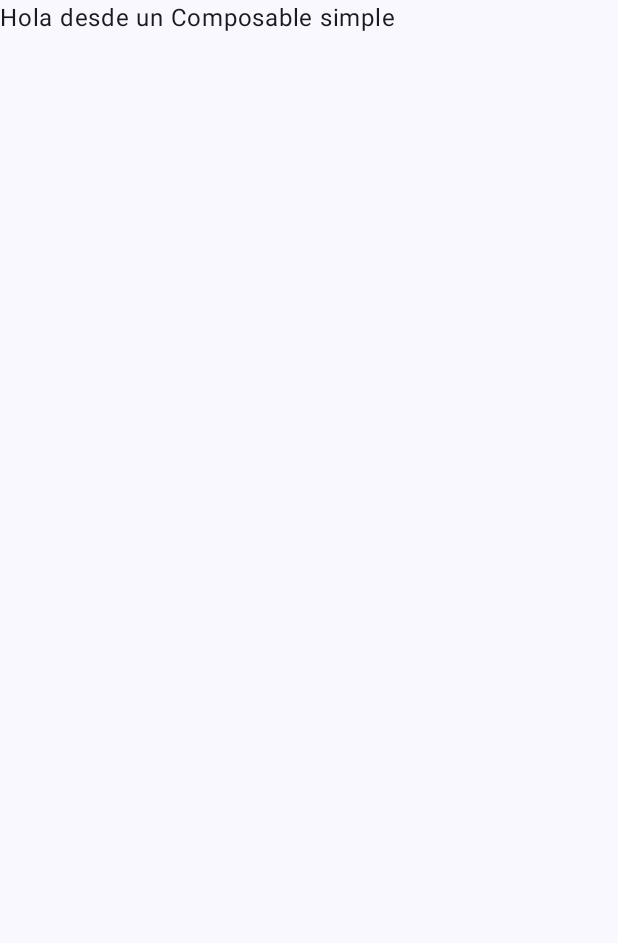
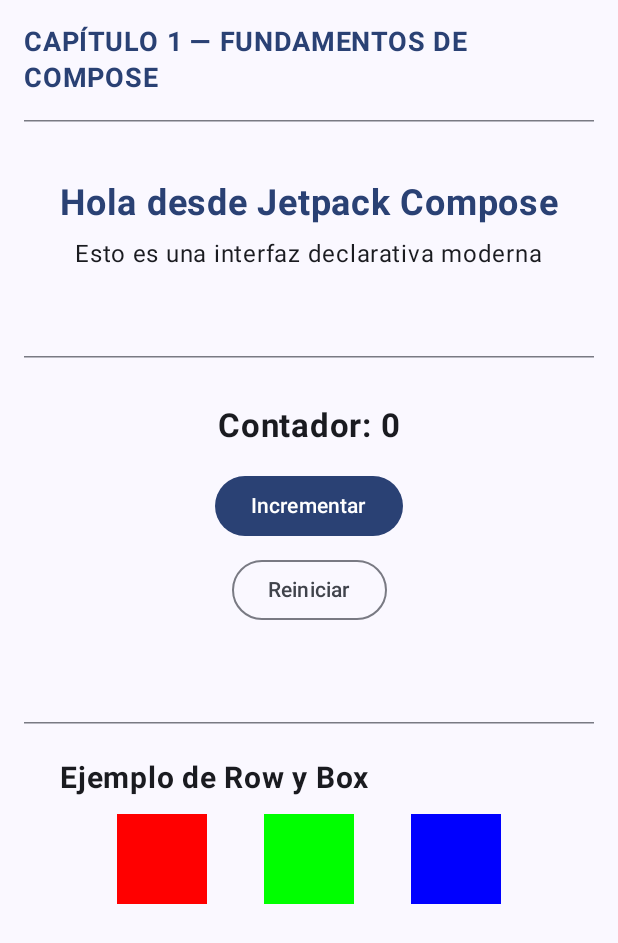
Before and after one commit to EdwardNavarroAs/Kotlin, an Android app built with Jetpack Compose: the screen it shows after launch (MainActivity), on a phone screen of 412 x 824 dp. Shown: the top 943 px of the screen. Run offline under Robolectric (Android 15) with nearby library versions, the phone set to English and light mode, and no system bars.

Commit message:
Capitulo 5 Jetpack Compose: Fundamentos

```diff
--- /dev/null
+++ b/05_jetpack_compose/app/src/main/java/com/example/jetpackcompose/Capitulo1_Fundamentos.kt
@@ -0,0 +1,251 @@
+package com.example.jetpackcompose
+
+/*
+────────────────────────────────────────────────────────────
+CAPÍTULO 1 — FUNDAMENTOS DE JETPACK COMPOSE
+────────────────────────────────────────────────────────────
+
+OBJETIVO DEL CAPÍTULO
+──────────────────────
+Comprender los conceptos base para crear interfaces declarativas en Android:
+✔ Cómo estructurar una UI usando funciones @Composable.
+✔ Uso de Column, Row, Box y Spacer.
+✔ Cómo aplicar modificadores (Modifier).
+✔ Cómo manejar estados reactivos (remember, mutableStateOf).
+✔ Creación de botones e interacción básica.
+✔ Vista previa (@Preview) y renderizado directo en el editor.
+
+────────────────────────────────────────────────────────────
+CONCEPTO CENTRAL: UI DECLARATIVA
+────────────────────────────────────────────────────────────
+En Jetpack Compose **no se dibuja la UI paso a paso** como en XML.
+En su lugar, se declara **qué debe mostrarse** según el estado actual.
+Cuando el estado cambia, Compose “recompone” automáticamente
+solo las partes necesarias, manteniendo la interfaz sincronizada.
+
+────────────────────────────────────────────────────────────
+ESTRUCTURA DE ESTE ARCHIVO
+────────────────────────────────────────────────────────────
+1) Introducción a Column, Row, Spacer.
+2) Uso de Text y Button.
+3) Ejemplo práctico de interacción (contador).
+4) Ejemplo visual con colores y paddings.
+────────────────────────────────────────────────────────────
+*/
+
+import androidx.compose.foundation.background
+import androidx.compose.foundation.layout.*
+import androidx.compose.material3.*
+import androidx.compose.runtime.*
+import androidx.compose.ui.Alignment
+import androidx.compose.ui.Modifier
+import androidx.compose.ui.graphics.Color
+import androidx.compose.ui.text.font.FontWeight
+import androidx.compose.ui.tooling.preview.Preview
+import androidx.compose.ui.unit.dp
+import androidx.compose.ui.unit.sp
+import com.example.jetpackcompose.ui.theme.JetpackComposeTheme
+
+/*
+────────────────────────────────────────────────────────────
+SECCIÓN 1 — ESTRUCTURA BÁSICA CON COLUMN Y TEXT
+────────────────────────────────────────────────────────────
+`Column` es el equivalente moderno a un LinearLayout vertical.
+Permite apilar elementos de arriba a abajo.
+
+    NOTA IMPORTANTE:
+    -`fillMaxSize()`, ocupa toda la pantalla.
+    - `fillMaxWidth()` → ocupa todo el ancho disponible.
+    - `wrapContentHeight()` → solo usa la altura que necesite.
+────────────────────────────────────────────────────────────
+*/
+@Composable
+fun SeccionColumnBasica() {
+    Column(
+        modifier = Modifier
+            .fillMaxWidth()
+            .wrapContentHeight()
+            .padding(24.dp),
+        verticalArrangement = Arrangement.Center, // Centra el contenido verticalmente
+        horizontalAlignment = Alignment.CenterHorizontally // Centra el contenido horizontalmente
+    ) {
+        Text(
+            text = "Hola desde Jetpack Compose",
+            fontSize = 24.sp,
+            fontWeight = FontWeight.Bold,
+            color = MaterialTheme.colorScheme.primary
+        )
+        Spacer(modifier = Modifier.height(8.dp)) // Espacio vertical
+        Text(
+            text = "Esto es una interfaz declarativa moderna",
+            fontSize = 16.sp
+        )
+    }
+}
+
+/*
+────────────────────────────────────────────────────────────
+SECCIÓN 2 — INTERACTIVIDAD CON ESTADOS
+────────────────────────────────────────────────────────────
+En Compose, los valores que cambian en tiempo real se controlan
+con “estados” reactivos. Estos se crean con:
+    remember { mutableStateOf(valorInicial) }
+
+Cuando el valor cambia, Compose detecta el cambio y **recompone**
+automáticamente las partes de la UI que dependen de ese estado.
+
+Esto elimina la necesidad de usar métodos como `findViewById` o
+`setText()`; Compose se encarga de actualizar la interfaz.
+────────────────────────────────────────────────────────────
+*/
+@Composable
+fun SeccionContadorInteractivo() {
+    // Declaramos un estado: "contador" con valor inicial 0.
+    var contador by remember { mutableStateOf(0) }
+
+    Column(
+        modifier = Modifier
+            .fillMaxWidth()
+            .padding(32.dp),
+        horizontalAlignment = Alignment.CenterHorizontally
+    ) {
+        Text(
+            text = "Contador: $contador",
+            fontSize = 22.sp,
+            fontWeight = FontWeight.Bold
+        )
+
+        Spacer(modifier = Modifier.height(16.dp))
+
+        // Botón para incrementar el contador
+        Button(onClick = { contador++ }) {
+            Text(text = "Incrementar")
+        }
+
+        Spacer(modifier = Modifier.height(8.dp))
+
+        // Botón para reiniciar el contador
+        OutlinedButton(onClick = { contador = 0 }) {
+            Text(text = "Reiniciar")
+        }
+    }
+}
+
+/*
+────────────────────────────────────────────────────────────
+SECCIÓN 3 — USO DE ROW Y BOX
+────────────────────────────────────────────────────────────
+`Row` organiza elementos de izquierda a derecha.
+`Box` es un contenedor simple que puede apilar o superponer
+otros elementos (equivalente moderno a FrameLayout en XML).
+
+Usaremos tres cajas (Box) de colores diferentes dentro de una Row.
+────────────────────────────────────────────────────────────
+*/
+@Composable
+fun SeccionRowYBox() {
+    Column(
+        modifier = Modifier
+            .fillMaxWidth()
+            .padding(24.dp)
+    ) {
+        Text(
+            text = "Ejemplo de Row y Box",
+            fontSize = 20.sp,
+            fontWeight = FontWeight.Bold
+        )
+        Spacer(modifier = Modifier.height(12.dp))
+
+        Row(
+            modifier = Modifier.fillMaxWidth(),
+            horizontalArrangement = Arrangement.SpaceEvenly // Distribuye las cajas equitativamente
+        ) {
+            Box(
+                modifier = Modifier
+                    .size(60.dp)
+                    .background(Color.Red)
+            )
+            Box(
+                modifier = Modifier
+                    .size(60.dp)
+                    .background(Color.Green)
+            )
+            Box(
+                modifier = Modifier
+                    .size(60.dp)
+                    .background(Color.Blue)
+            )
+        }
+    }
+}
+
+/*
+────────────────────────────────────────────────────────────
+SECCIÓN 4 — PANTALLA COMPLETA DEL CAPÍTULO 1
+────────────────────────────────────────────────────────────
+Aquí combinamos todas las secciones anteriores para crear una
+pantalla educativa y demostrativa de los conceptos base.
+
+Cada sección está separada por un `HorizontalDivider` para
+una mejor lectura visual.
+
+Más adelante, en capítulos siguientes, aprenderemos a convertir
+esta columna en una vista desplazable (scrollable).
+────────────────────────────────────────────────────────────
+*/
+@Composable
+fun Capitulo1_Fundamentos() {
+    Surface(
+        modifier = Modifier.fillMaxSize(),
+        color = MaterialTheme.colorScheme.background
+    ) {
+        Column(
+            modifier = Modifier
+                .fillMaxSize()
+                .padding(16.dp)
+        ) {
+            Text(
+                text = "CAPÍTULO 1 — FUNDAMENTOS DE COMPOSE",
+                fontSize = 18.sp,
+                fontWeight = FontWeight.Bold,
+                color = MaterialTheme.colorScheme.primary
+            )
+
+            Spacer(modifier = Modifier.height(16.dp))
+            HorizontalDivider(thickness = 1.dp)
+
+            // Sección 1: Texto básico
+            Spacer(modifier = Modifier.height(16.dp))
+            SeccionColumnBasica()
+
+            // Sección 2: Interactividad
+            Spacer(modifier = Modifier.height(32.dp))
+            HorizontalDivider(thickness = 1.dp)
+            SeccionContadorInteractivo()
+
+            // Sección 3: Ejemplo visual con colores
+            Spacer(modifier = Modifier.height(32.dp))
+            HorizontalDivider(thickness = 1.dp)
+            SeccionRowYBox()
+        }
+    }
+}
+
+/*
+────────────────────────────────────────────────────────────
+VISTA PREVIA COMPLETA DEL CAPÍTULO 1
+────────────────────────────────────────────────────────────
+Permite ver el resultado sin ejecutar la app en un dispositivo.
+
+@Preview:
+- showBackground → muestra un fondo detrás de los composables.
+- showSystemUi → muestra barra de estado y navegación.
+────────────────────────────────────────────────────────────
+*/
+@Preview(showBackground = true, showSystemUi = true)
+@Composable
+fun PreviewCapitulo1() {
+    JetpackComposeTheme {
+        Capitulo1_Fundamentos()
+    }
+}
--- a/05_jetpack_compose/app/src/main/java/com/example/jetpackcompose/MainActivity.kt
+++ b/05_jetpack_compose/app/src/main/java/com/example/jetpackcompose/MainActivity.kt
@@ -27,7 +27,8 @@
                     modifier = Modifier.fillMaxSize(),
                     color = MaterialTheme.colorScheme.background
                 ) {
-                    EjemploBasico()
+                    //EjemploBasico()
+                    Capitulo1_Fundamentos()
                 }
             }
         }
@@ -58,6 +59,7 @@
 @Composable
 fun EjemploBasicoPreview() {
     JetpackComposeTheme {
-        EjemploBasico()
+        //EjemploBasico()
+        Capitulo1_Fundamentos()
     }
 }
```
